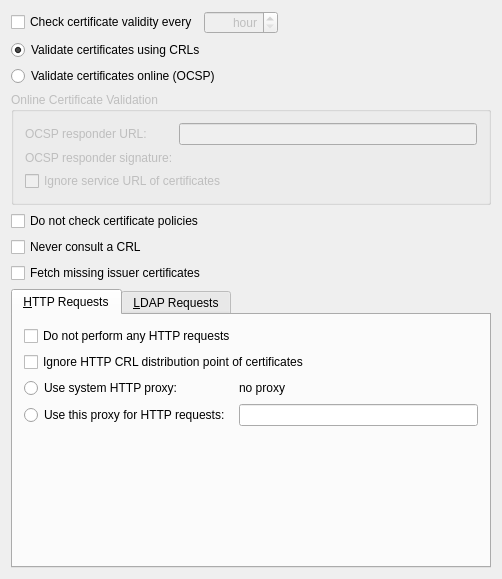
The window that conf/smimevalidationconfigurationwidget.ui (sensama/kleopatra) describes before a commit, drawn with Qt 5.
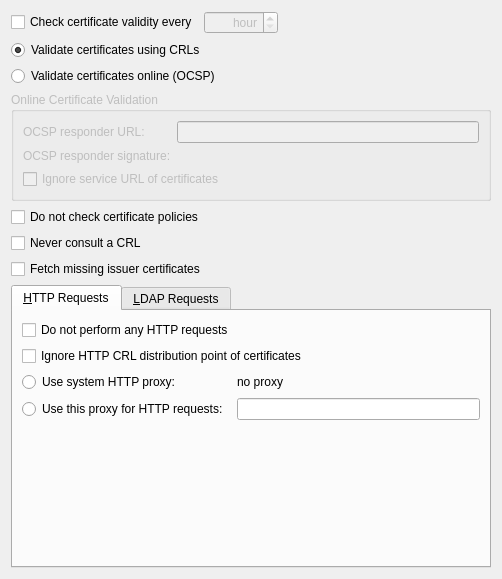
The same window after the commit. Custom widgets are drawn as their Qt base class.

Commit message:
SVN_SILENT Cleanup .ui files
This removes (as discussed on k-c-d)
* obsolete <pixmapfunction>
* deprecated <layoutdefault>
* empty <author>, <comment>, <exportmacro>

```diff
--- a/conf/smimevalidationconfigurationwidget.ui
+++ b/conf/smimevalidationconfigurationwidget.ui
@@ -318,8 +318,6 @@
    </item>
   </layout>
  </widget>
- <layoutdefault spacing="6" margin="11" />
- <pixmapfunction>qPixmapFromMimeSource</pixmapfunction>
  <customwidgets>
   <customwidget>
    <class>KleopatraClient::Gui::CertificateRequester</class>
```
The commit also changes 1 other file.
